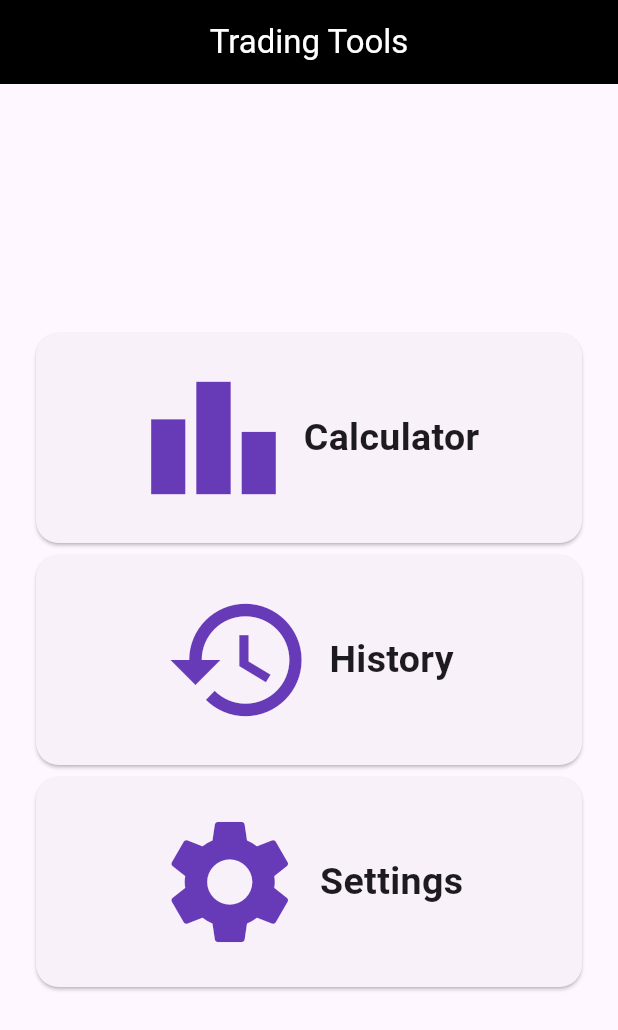
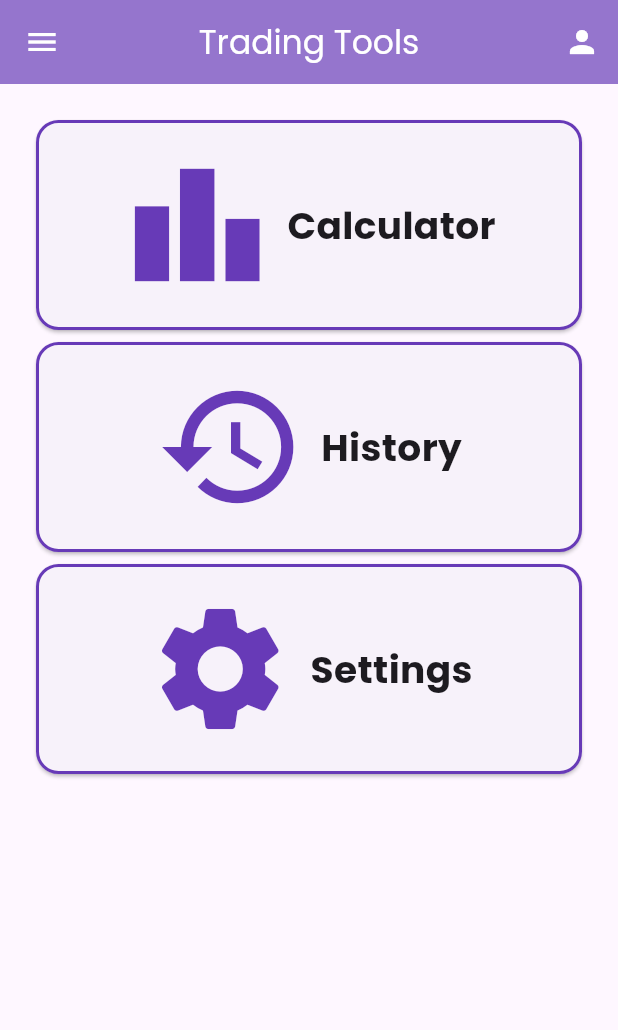
Before and after one commit to Prasad48432/trading_levels, a Flutter app: the screen it shows after launch, on a phone screen of 412 x 824 dp. Shown: the top 1030 px of the screen. Run offline on Flutter 3.47's test engine with Material 3 defaults, Android fonts, the phone set to English and light mode, and no system bars.

Commit message:
added poppins font

```diff
--- a/lib/main.dart
+++ b/lib/main.dart
@@ -12,11 +12,10 @@ class MyApp extends StatelessWidget {
   Widget build(BuildContext context) {
     return MaterialApp(
       title: 'Trading Utils',
+      home: const HomePage(),
       theme: ThemeData(
-        colorScheme: ColorScheme.fromSeed(seedColor: Colors.deepPurple),
-        useMaterial3: true,
+        fontFamily: 'Poppins',
       ),
-      home: const HomePage(),
     );
   }
 }
@@ -28,17 +27,28 @@ class HomePage extends StatelessWidget {
   Widget build(BuildContext context) {
     return Scaffold(
       appBar: AppBar(
-        backgroundColor: Colors.black,
+        backgroundColor: Colors.deepPurple[300],
+        elevation: 0,
         centerTitle: true,
         title: const Text(
           'Trading Tools',
           style: TextStyle(color: Colors.white),
         ),
+        leading: IconButton(
+          icon: const Icon(Icons.menu, color: Colors.white),
+          onPressed: () {},
+        ),
+        actions: [
+          IconButton(
+            icon: const Icon(Icons.person, color: Colors.white),
+            onPressed: () {},
+          ),
+        ],
       ),
       body: Padding(
         padding: const EdgeInsets.all(20.0),
         child: Column(
-          mainAxisAlignment: MainAxisAlignment.center,
+          mainAxisAlignment: MainAxisAlignment.start,
           children: [
             _buildCard(context, 'Calculator', Icons.leaderboard,
                 const CalculatorPage()),
@@ -60,7 +70,10 @@ class HomePage extends StatelessWidget {
         MaterialPageRoute(builder: (context) => page),
       ),
       child: Card(
-        shape: RoundedRectangleBorder(borderRadius: BorderRadius.circular(15)),
+        shape: RoundedRectangleBorder(
+          borderRadius: BorderRadius.circular(15),
+          side: const BorderSide(color: Colors.deepPurple, width: 2),
+        ),
         elevation: 1,
         child: Padding(
           padding: const EdgeInsets.all(20.0),
```
Also changed, not shown: pubspec.yaml (+12 -6 lines), assets/fonts/Poppins-Black.ttf (added), assets/fonts/Poppins-BlackItalic.ttf (added), assets/fonts/Poppins-Bold.ttf (added), assets/fonts/Poppins-BoldItalic.ttf (added), assets/fonts/Poppins-ExtraBold.ttf (added), assets/fonts/Poppins-ExtraBoldItalic.ttf (added), assets/fonts/Poppins-ExtraLight.ttf (added), assets/fonts/Poppins-ExtraLightItalic.ttf (added), assets/fonts/Poppins-Italic.ttf (added), assets/fonts/Poppins-Light.ttf (added), assets/fonts/Poppins-LightItalic.ttf (added), assets/fonts/Poppins-Medium.ttf (added), assets/fonts/Poppins-MediumItalic.ttf (added), 5 more files.
